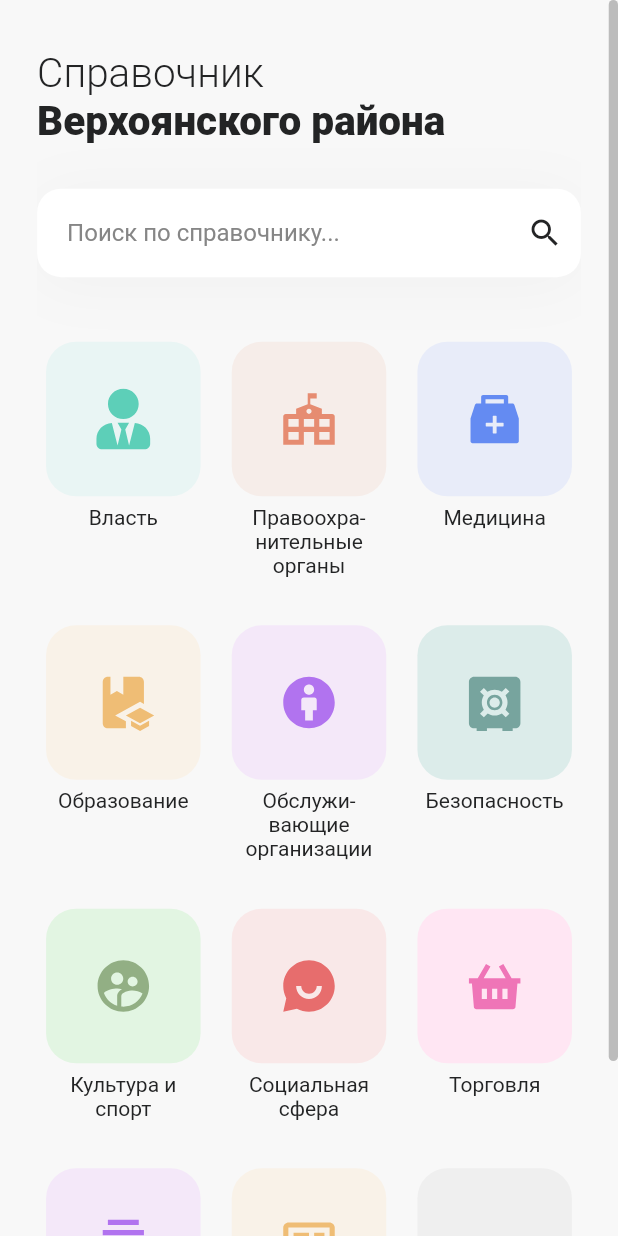
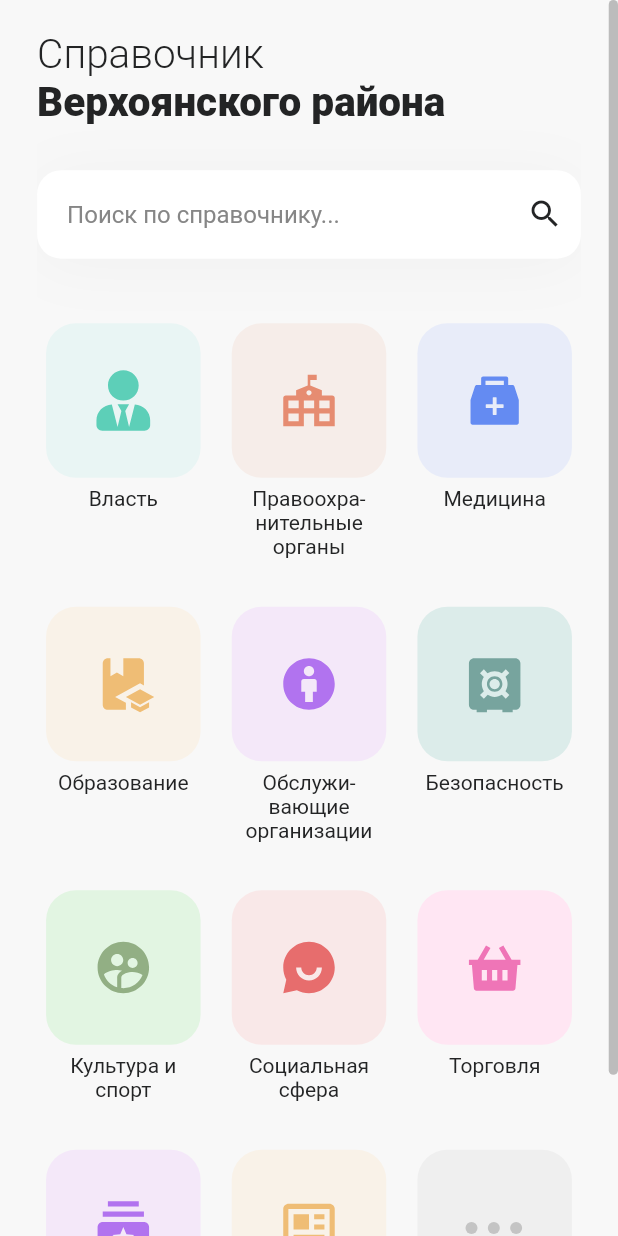
Before and after one commit to QUSAD-prod/yana_guide, a Flutter app: the screen it shows after launch, on a phone screen of 412 x 824 dp. Run offline on Flutter 3.47's test engine with Material 2 defaults, Android fonts, the phone set to English and light mode, and no system bars; our stand-ins replace flutter_svg.

Commit message:
categories & appname

```diff
--- /dev/null
+++ b/lib/custom_behaviour.dart
@@ -0,0 +1,9 @@
+import 'package:flutter/material.dart';
+
+class NoPhysicsBehavior extends ScrollBehavior {
+  @override
+  Widget buildViewportChrome(
+      BuildContext context, Widget child, AxisDirection axisDirection) {
+    return child;
+  }
+}
--- a/lib/main_root.dart
+++ b/lib/main_root.dart
@@ -1,5 +1,8 @@
+import 'package:flutter/cupertino.dart';
 import 'package:flutter/material.dart';
 import 'package:flutter_svg/flutter_svg.dart';
+import 'package:yana_guide/categoty.dart';
+import 'package:yana_guide/custom_behaviour.dart';
 
 class MainRoot extends StatefulWidget {
   const MainRoot({Key? key}) : super(key: key);
@@ -31,7 +34,7 @@ class _MainRootState extends State<MainRoot> {
                 children: [
                   //Заголовок
                   Container(
-                    margin: EdgeInsets.only(top: height * 0.04),
+                    margin: EdgeInsets.only(top: height * 0.025),
                     width: width * 0.85,
                     child: Column(
                       mainAxisSize: MainAxisSize.min,
@@ -128,33 +131,21 @@ class _MainRootState extends State<MainRoot> {
                         children: [
                           getTile(
                             'Власть',
-                            SvgPicture.asset(
                             'assets/main_root_icons/user.svg',
-                              width: width * 0.1,
-                              height: width * 0.1,
-                            ),
                             const Color(0xFFE9F5F4),
                             width,
                           ),
                           Expanded(child: Container()),
                           getTile(
                             "Правоохра-\nнительные\nорганы",
-                            SvgPicture.asset(
                             'assets/main_root_icons/town_hall.svg',
-                              width: width * 0.1,
-                              height: width * 0.1,
-                            ),
                             const Color(0xFFF6EDE9),
                             width,
                           ),
                           Expanded(child: Container()),
                           getTile(
                             'Медицина',
-                            SvgPicture.asset(
                             'assets/main_root_icons/medicine.svg',
-                              width: width * 0.1,
-                              height: width * 0.1,
-                            ),
                             const Color(0xFFE8ECF9),
                             width,
                           ),
@@ -168,33 +159,21 @@ class _MainRootState extends State<MainRoot> {
                         children: [
                           getTile(
                             'Образование',
-                            SvgPicture.asset(
                             'assets/main_root_icons/book.svg',
-                              width: width * 0.1,
-                              height: width * 0.1,
-                            ),
                             const Color(0xFFF9F2E8),
                             width,
                           ),
                           Expanded(child: Container()),
                           getTile(
                             "Обслужи-\nвающие\nорганизации",
-                            SvgPicture.asset(
                             'assets/main_root_icons/creative_commons.svg',
-                              width: width * 0.1,
-                              height: width * 0.1,
-                            ),
                             const Color(0xFFF4E8F9),
                             width,
                           ),
                           Expanded(child: Container()),
                           getTile(
                             'Безопасность',
-                            SvgPicture.asset(
                             'assets/main_root_icons/safe_square.svg',
-                              width: width * 0.1,
-                              height: width * 0.1,
-                            ),
                             const Color(0xFFDCECEA),
                             width,
                           ),
@@ -207,34 +186,22 @@ class _MainRootState extends State<MainRoot> {
                         crossAxisAlignment: CrossAxisAlignment.start,
                         children: [
                           getTile(
-                            "Культура и спорт",
-                            SvgPicture.asset(
+                            "Культура и\nспорт",
                             'assets/main_root_icons/supervised_user.svg',
-                              width: width * 0.1,
-                              height: width * 0.1,
-                            ),
                             const Color(0xFFE2F5E2),
                             width,
                           ),
                           Expanded(child: Container()),
                           getTile(
-                            "Социальная сфера",
-                            SvgPicture.asset(
+                            "Социальная\nсфера",
                             'assets/main_root_icons/chat.svg',
-                              width: width * 0.1,
-                              height: width * 0.1,
-                            ),
                             const Color(0xFFF9E8E8),
                             width,
                           ),
                           Expanded(child: Container()),
                           getTile(
                             'Торговля',
-                            SvgPicture.asset(
                             'assets/main_root_icons/shopping_basket.svg',
-                              width: width * 0.1,
-                              height: width * 0.1,
-                            ),
                             const Color(0xFFFFE6F3),
                             width,
                           ),
@@ -248,33 +215,21 @@ class _MainRootState extends State<MainRoot> {
                         children: [
                           getTile(
                             'Услуги',
-                            SvgPicture.asset(
                             'assets/main_root_icons/products.svg',
-                              width: width * 0.1,
-                              height: width * 0.1,
-                            ),
                             const Color(0xFFF4E8F9),
                             width,
                           ),
                           Expanded(child: Container()),
                           getTile(
                             'СМИ',
-                            SvgPicture.asset(
                             'assets/main_root_icons/news.svg',
-                              width: width * 0.1,
-                              height: width * 0.1,
-                            ),
                             const Color(0xFFF9F2E8),
                             width,
                           ),
                           Expanded(child: Container()),
                           getTile(
                             'Прочие',
-                            SvgPicture.asset(
                             'assets/main_root_icons/other.svg',
-                              width: width * 0.1,
-                              height: width * 0.1,
-                            ),
                             const Color(0xFFEFEFEF),
                             width,
                           ),
@@ -295,13 +250,23 @@ class _MainRootState extends State<MainRoot> {
   }
 
   //Плитка
-  Widget getTile(String text, Widget icon, Color color, double width) {
+  Widget getTile(String text, String icon, Color color, double width) {
     return Material(
       color: Colors.transparent,
       child: InkWell(
         borderRadius: BorderRadius.circular(16.0),
-        //TODO Переход на next page
-        onTap: () => {},
+        onTap: () => Navigator.push(
+          context,
+          CupertinoPageRoute(
+            builder: (BuildContext context) => Category.dataConstuctor(
+              {
+                'category': text,
+                'icon': icon,
+                'color': '0x' + color.value.toRadixString(16),
+              },
+            ),
+          ),
+        ),
         highlightColor: Colors.transparent,
         child: Container(
           padding: const EdgeInsets.all(6.0),
@@ -316,7 +281,11 @@ class _MainRootState extends State<MainRoot> {
                   color: color,
                 ),
                 child: Center(
-                  child: icon,
+                  child: SvgPicture.asset(
+                    icon,
+                    width: width * 0.1,
+                    height: width * 0.1,
+                  ),
                 ),
               ),
               Container(
@@ -340,11 +309,3 @@ class _MainRootState extends State<MainRoot> {
     );
   }
 }
-
-class NoPhysicsBehavior extends ScrollBehavior {
-  @override
-  Widget buildViewportChrome(
-      BuildContext context, Widget child, AxisDirection axisDirection) {
-    return child;
-  }
-}
--- a/pubspec.yaml
+++ b/pubspec.yaml
@@ -14,6 +14,8 @@ dependencies:
 
   cupertino_icons: ^1.0.2
   flutter_svg: ^0.23.0+1
+  firebase_core: ^1.11.0
+  firebase_database: ^9.0.5
 
 dev_dependencies:
   flutter_test:
```
Also changed, not shown: lib/button_back.dart (added, +39 -0 lines), lib/categoty.dart (added, +99 -0 lines), pubspec.lock, 7 other files. Lines whose indentation alone changed are shown as unchanged.
